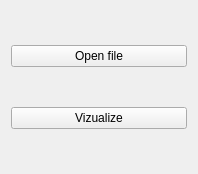
Before: the Qt Designer form mainwindow.ui in AndreiKud/GraphShell, drawn with Qt 5.
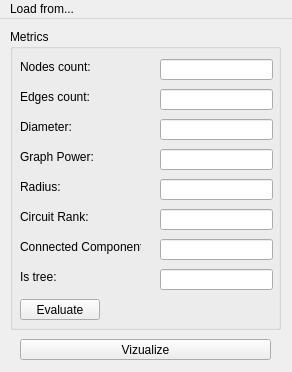
After: the same form once the commit is applied.

```diff
--- a/mainwindow.ui
+++ b/mainwindow.ui
@@ -6,31 +6,302 @@
    <rect>
     <x>0</x>
     <y>0</y>
-    <width>198</width>
-    <height>174</height>
+    <width>292</width>
+    <height>372</height>
    </rect>
   </property>
   <property name="windowTitle">
    <string>MainWindow</string>
   </property>
   <widget class="QWidget" name="centralWidget">
-   <layout class="QVBoxLayout" name="verticalLayout">
-    <item>
-     <widget class="QPushButton" name="pbRead">
-      <property name="text">
-       <string>Open file</string>
-      </property>
-     </widget>
-    </item>
-    <item>
-     <widget class="QPushButton" name="pbVizualize">
-      <property name="text">
-       <string>Vizualize</string>
-      </property>
-     </widget>
-    </item>
-   </layout>
+   <widget class="QPushButton" name="pbVizualize">
+    <property name="geometry">
+     <rect>
+      <x>20</x>
+      <y>320</y>
+      <width>251</width>
+      <height>21</height>
+     </rect>
+    </property>
+    <property name="text">
+     <string>Vizualize</string>
+    </property>
+   </widget>
+   <widget class="QGroupBox" name="gbMetrics">
+    <property name="geometry">
+     <rect>
+      <x>10</x>
+      <y>10</y>
+      <width>271</width>
+      <height>301</height>
+     </rect>
+    </property>
+    <property name="title">
+     <string>Metrics</string>
+    </property>
+    <widget class="QLineEdit" name="leConnectedComponent">
+     <property name="geometry">
+      <rect>
+       <x>150</x>
+       <y>210</y>
+       <width>113</width>
+       <height>21</height>
+      </rect>
+     </property>
+     <property name="readOnly">
+      <bool>true</bool>
+     </property>
+    </widget>
+    <widget class="QLabel" name="lblNodesCnt">
+     <property name="geometry">
+      <rect>
+       <x>10</x>
+       <y>30</y>
+       <width>121</width>
+       <height>16</height>
+      </rect>
+     </property>
+     <property name="text">
+      <string>Nodes count:</string>
+     </property>
+    </widget>
+    <widget class="QLineEdit" name="leNodesCnt">
+     <property name="geometry">
+      <rect>
+       <x>150</x>
+       <y>30</y>
+       <width>113</width>
+       <height>21</height>
+      </rect>
+     </property>
+     <property name="readOnly">
+      <bool>true</bool>
+     </property>
+    </widget>
+    <widget class="QLineEdit" name="leEdgesCnt">
+     <property name="geometry">
+      <rect>
+       <x>150</x>
+       <y>60</y>
+       <width>113</width>
+       <height>21</height>
+      </rect>
+     </property>
+     <property name="readOnly">
+      <bool>true</bool>
+     </property>
+    </widget>
+    <widget class="QLabel" name="lblEdgesCnt">
+     <property name="geometry">
+      <rect>
+       <x>10</x>
+       <y>60</y>
+       <width>121</width>
+       <height>16</height>
+      </rect>
+     </property>
+     <property name="text">
+      <string>Edges count:</string>
+     </property>
+    </widget>
+    <widget class="QLabel" name="lblGraphPower">
+     <property name="geometry">
+      <rect>
+       <x>10</x>
+       <y>120</y>
+       <width>121</width>
+       <height>16</height>
+      </rect>
+     </property>
+     <property name="text">
+      <string>Graph Power:</string>
+     </property>
+    </widget>
+    <widget class="QLabel" name="lblRadius">
+     <property name="geometry">
+      <rect>
+       <x>10</x>
+       <y>150</y>
+       <width>121</width>
+       <height>16</height>
+      </rect>
+     </property>
+     <property name="text">
+      <string>Radius:</string>
+     </property>
+    </widget>
+    <widget class="QLineEdit" name="leCircuitRank">
+     <property name="geometry">
+      <rect>
+       <x>150</x>
+       <y>180</y>
+       <width>113</width>
+       <height>21</height>
+      </rect>
+     </property>
+     <property name="readOnly">
+      <bool>true</bool>
+     </property>
+    </widget>
+    <widget class="QLabel" name="lblCircuitRank">
+     <property name="geometry">
+      <rect>
+       <x>10</x>
+       <y>180</y>
+       <width>121</width>
+       <height>16</height>
+      </rect>
+     </property>
+     <property name="text">
+      <string>Circuit Rank:</string>
+     </property>
+    </widget>
+    <widget class="QLineEdit" name="leRadius">
+     <property name="geometry">
+      <rect>
+       <x>150</x>
+       <y>150</y>
+       <width>113</width>
+       <height>21</height>
+      </rect>
+     </property>
+     <property name="readOnly">
+      <bool>true</bool>
+     </property>
+    </widget>
+    <widget class="QLineEdit" name="leDiameter">
+     <property name="geometry">
+      <rect>
+       <x>150</x>
+       <y>90</y>
+       <width>113</width>
+       <height>21</height>
+      </rect>
+     </property>
+     <property name="readOnly">
+      <bool>true</bool>
+     </property>
+    </widget>
+    <widget class="QLabel" name="lblDiameter">
+     <property name="geometry">
+      <rect>
+       <x>10</x>
+       <y>90</y>
+       <width>121</width>
+       <height>16</height>
+      </rect>
+     </property>
+     <property name="text">
+      <string>Diameter:</string>
+     </property>
+    </widget>
+    <widget class="QLabel" name="lblConnectedComponent">
+     <property name="geometry">
+      <rect>
+       <x>10</x>
+       <y>210</y>
+       <width>121</width>
+       <height>16</height>
+      </rect>
+     </property>
+     <property name="text">
+      <string>Connected Component:</string>
+     </property>
+    </widget>
+    <widget class="QLineEdit" name="leGraphPower">
+     <property name="geometry">
+      <rect>
+       <x>150</x>
+       <y>120</y>
+       <width>113</width>
+       <height>21</height>
+      </rect>
+     </property>
+     <property name="readOnly">
+      <bool>true</bool>
+     </property>
+    </widget>
+    <widget class="QPushButton" name="pbCalcMetrics">
+     <property name="geometry">
+      <rect>
+       <x>10</x>
+       <y>270</y>
+       <width>80</width>
+       <height>21</height>
+      </rect>
+     </property>
+     <property name="text">
+      <string>Evaluate</string>
+     </property>
+    </widget>
+    <widget class="QLineEdit" name="leIsTree">
+     <property name="geometry">
+      <rect>
+       <x>150</x>
+       <y>240</y>
+       <width>113</width>
+       <height>21</height>
+      </rect>
+     </property>
+     <property name="readOnly">
+      <bool>true</bool>
+     </property>
+    </widget>
+    <widget class="QLabel" name="lblIsTree">
+     <property name="geometry">
+      <rect>
+       <x>10</x>
+       <y>240</y>
+       <width>121</width>
+       <height>16</height>
+      </rect>
+     </property>
+     <property name="text">
+      <string>Is tree:</string>
+     </property>
+    </widget>
+   </widget>
   </widget>
+  <widget class="QMenuBar" name="menuBar">
+   <property name="geometry">
+    <rect>
+     <x>0</x>
+     <y>0</y>
+     <width>292</width>
+     <height>20</height>
+    </rect>
+   </property>
+   <widget class="QMenu" name="menuOpen">
+    <property name="title">
+     <string>Load from...</string>
+    </property>
+    <addaction name="actionEdge_List"/>
+    <addaction name="actionAdjacency_List"/>
+    <addaction name="actionIncidence_Matrix"/>
+    <addaction name="actionAdjacency_Matrix"/>
+   </widget>
+   <addaction name="menuOpen"/>
+  </widget>
+  <action name="actionEdge_List">
+   <property name="text">
+    <string>Edge List</string>
+   </property>
+  </action>
+  <action name="actionAdjacency_List">
+   <property name="text">
+    <string>Adjacency List</string>
+   </property>
+  </action>
+  <action name="actionIncidence_Matrix">
+   <property name="text">
+    <string>Incidence Matrix</string>
+   </property>
+  </action>
+  <action name="actionAdjacency_Matrix">
+   <property name="text">
+    <string>Adjacency Matrix</string>
+   </property>
+  </action>
  </widget>
  <layoutdefault spacing="6" margin="11"/>
  <resources/>
```
